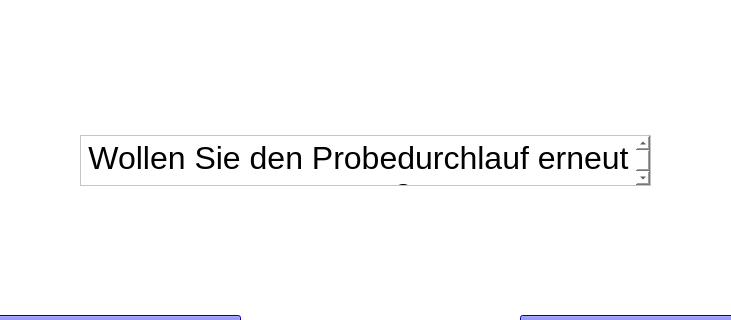
Before: the Qt Designer form forms/repeat_test.ui in IKI-Lab/auscultation_AI_noise_exp, drawn with Qt 5; both pictures show x 350 to 1081 and y 155 to 475 of the 1440 by 757 pixel window.
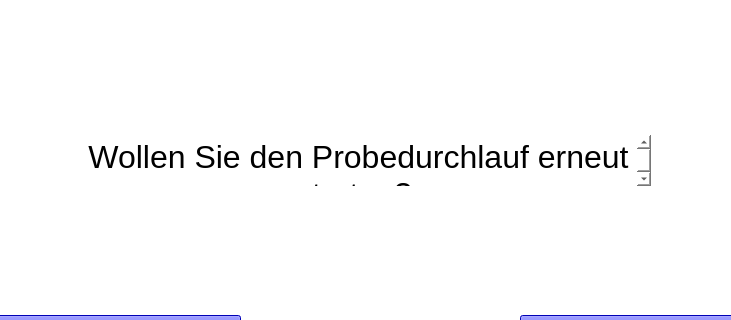
After: the same form once the commit is applied.

The edit to the form file:
```diff
--- a/forms/repeat_test.ui
+++ b/forms/repeat_test.ui
@@ -40,6 +40,9 @@
       <height>51</height>
      </rect>
     </property>
+    <property name="frameShape">
+     <enum>QFrame::NoFrame</enum>
+    </property>
     <property name="html">
      <string>&lt;!DOCTYPE HTML PUBLIC &quot;-//W3C//DTD HTML 4.0//EN&quot; &quot;http://www.w3.org/TR/REC-html40/strict.dtd&quot;&gt;
 &lt;html&gt;&lt;head&gt;&lt;meta name=&quot;qrichtext&quot; content=&quot;1&quot; /&gt;&lt;style type=&quot;text/css&quot;&gt;
```
